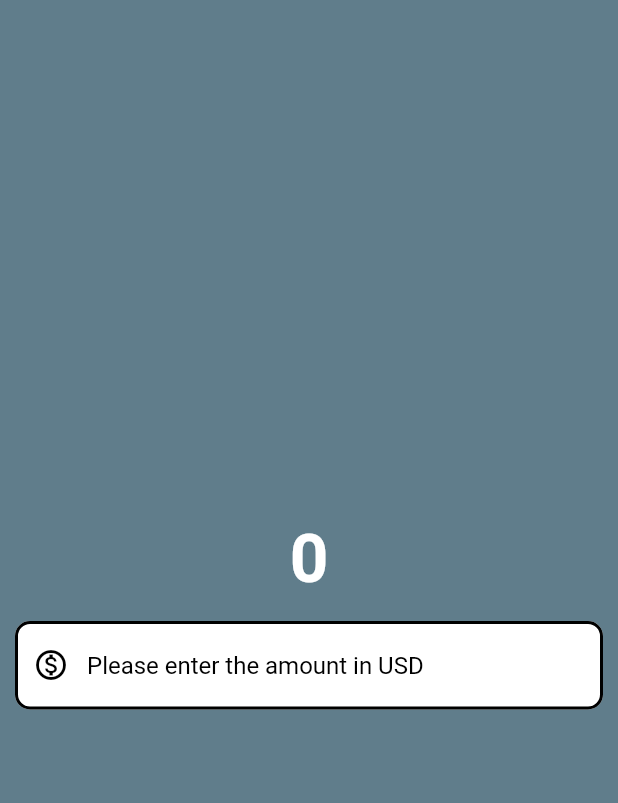
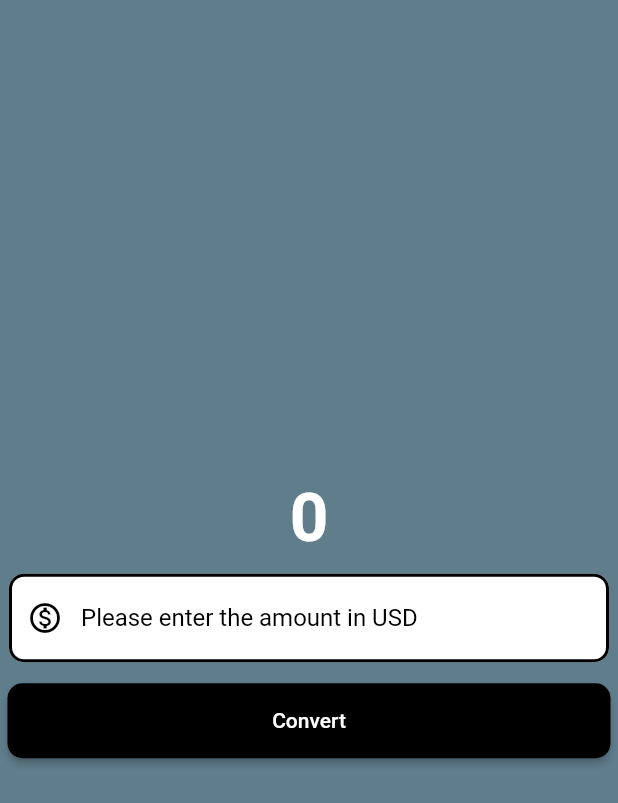
Before and after one commit to harshverma036/currency-converter-flutter, a Flutter app: the screen it shows after launch, on a phone screen of 412 x 824 dp. Shown: the top 803 px of the screen. Run offline on Flutter 3.47's test engine with Material 2 defaults, Android fonts, the phone set to English and light mode, and no system bars.

Commit message:
eleveated button - v1 implemented

```diff
--- a/lib/pages/currency_converter_page.dart
+++ b/lib/pages/currency_converter_page.dart
@@ -1,3 +1,4 @@
+import 'package:flutter/foundation.dart';
 import 'package:flutter/material.dart';
 
 class CurrencyConverterPage extends StatelessWidget {
@@ -35,7 +36,8 @@ class CurrencyConverterPage extends StatelessWidget {
               ),
             ),
             Container(
-              padding: const EdgeInsets.all(10),
+              padding: const EdgeInsets.all(6),
+              margin: const EdgeInsets.only(bottom: 3),
               child: TextField(
                 style: const TextStyle(
                   color: Colors.black,
@@ -59,6 +61,32 @@ class CurrencyConverterPage extends StatelessWidget {
                 ),
               ),
             ),
+            // button
+            Container(
+              margin: const EdgeInsets.all(5),
+              child: ElevatedButton(
+                style: ButtonStyle(
+                  backgroundColor: const MaterialStatePropertyAll(
+                    Colors.black,
+                  ),
+                  shape: MaterialStatePropertyAll(
+                    RoundedRectangleBorder(
+                      borderRadius: BorderRadius.circular(10),
+                    ),
+                  ),
+                  minimumSize: const MaterialStatePropertyAll(
+                    Size(double.infinity, 50),
+                  ),
+                ),
+                onPressed: () {
+                  // debug, release, profile
+                  if (kDebugMode) {
+                    print("clicked convert");
+                  }
+                },
+                child: const Text("Convert"),
+              ),
+            ),
           ],
         ),
       ),
```
